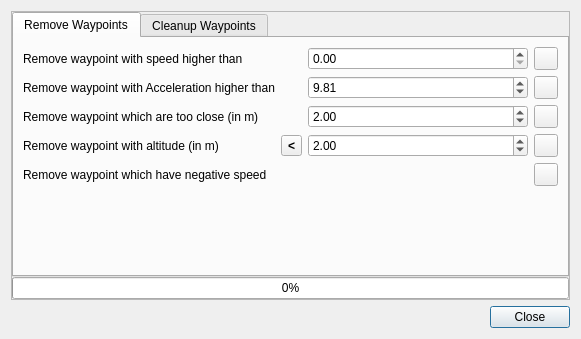
This is src/plugins/filterCleanup/filtercleanupdialog.ui in shujaatak/gpsbook as Qt 5 draws it before an edit. The edited form follows.
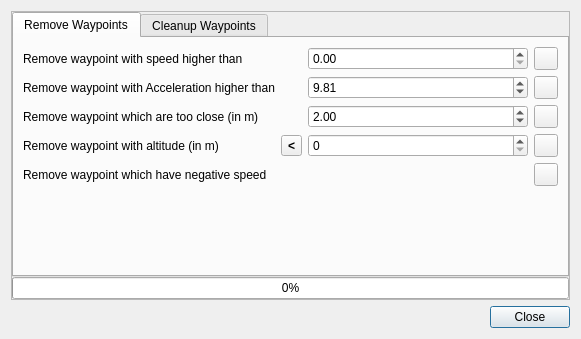
This is the edited form. Icons and pictures are not drawn.

Commit message: Small fixes and portage to Windows

The edit to the form file:
```diff
--- a/src/plugins/filterCleanup/filtercleanupdialog.ui
+++ b/src/plugins/filterCleanup/filtercleanupdialog.ui
@@ -157,11 +157,14 @@
           </item>
           <item row="3" column="2">
            <widget class="QDoubleSpinBox" name="doubleSpinBoxAltitude">
+            <property name="decimals">
+             <number>0</number>
+            </property>
             <property name="maximum">
              <double>9999999.000000000000000</double>
             </property>
             <property name="value">
-             <double>2.000000000000000</double>
+             <double>0.000000000000000</double>
             </property>
            </widget>
           </item>
```
The commit also changes 6 other files.
